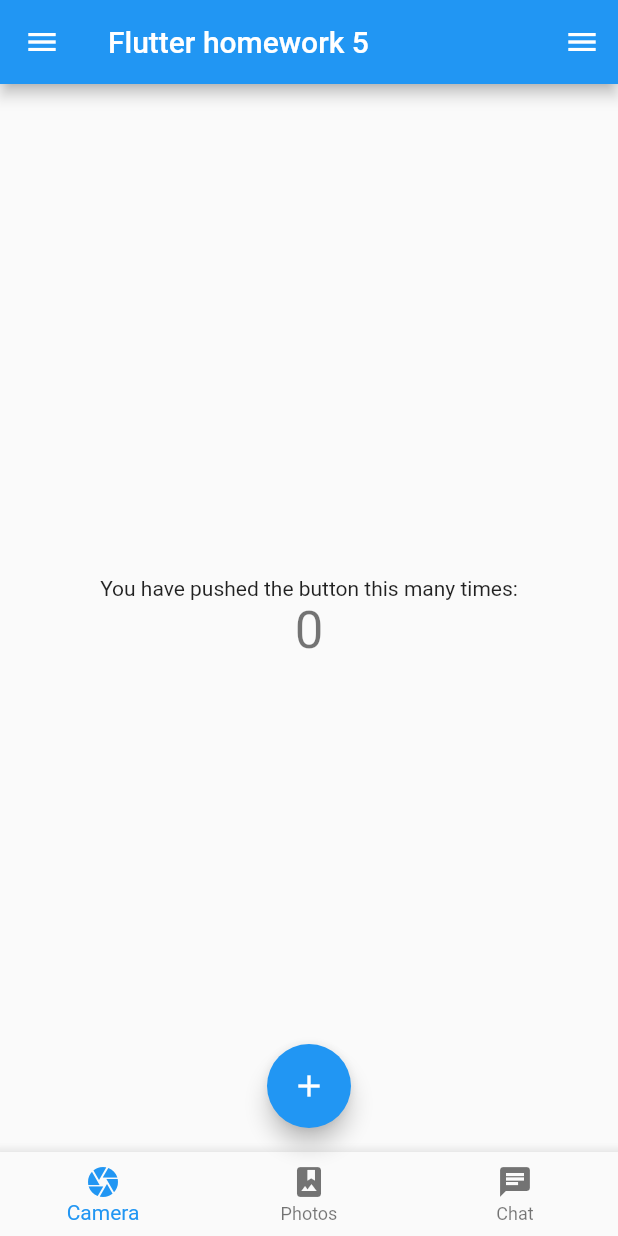
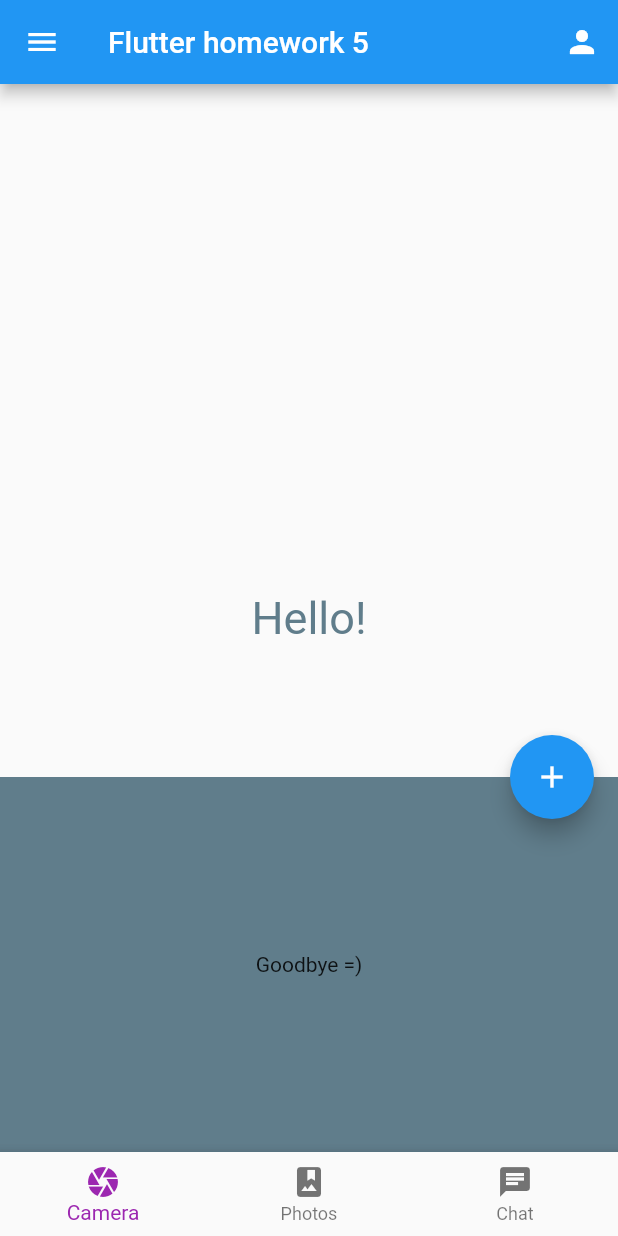
Before and after one commit to BreeZ27/Flutter_hw_5, a Flutter app: the screen it shows after launch, on a phone screen of 412 x 824 dp. Run offline on Flutter 3.47's test engine with Material 2 defaults, Android fonts, the light colour scheme and no system bars.

Commit message:
Update main.dart

```diff
--- a/flutter_hw_5/lib/main.dart
+++ b/flutter_hw_5/lib/main.dart
@@ -14,6 +14,20 @@ final List<TabItem> _tabBar = [
 
 void main() {
   runApp(MyApp());
+}
+
+class ScaffoldExample extends StatefulWidget {
+  ScaffoldExample(Key key) : super(key: key);
+
+  @override
+  _ScaffoldExampleState createState() => _ScaffoldExampleState();
+}
+
+class _ScaffoldExampleState extends State<ScaffoldExample> {
+  int tabIndex = 0;
+
+  final GlobalKey<ScaffoldExample> scaffoldKey = GlobalKey<ScaffoldExample>();
+  PersistentBottomSheetController _controller;
 }
 
 class MyApp extends StatelessWidget {
@@ -39,19 +53,14 @@ class MyHomePage extends StatefulWidget {
 }
 
 class _MyHomePageState extends State<MyHomePage> {
-  int _counter = 0;
-
-  void _incrementCounter() {
-    setState(() {
-      _counter++;
-    });
-  }
-
   @override
   Widget build(BuildContext context) {
     return Scaffold(
+      // key: scaffoldKey,
+
       appBar: AppBar(
         title: Text(widget.title),
+        actions: [IconButton(onPressed: () {}, icon: Icon(Icons.person))],
       ),
       drawer: Drawer(
         child: ListView(
@@ -81,40 +90,62 @@ class _MyHomePageState extends State<MyHomePage> {
         child: ListView(),
       ),
       body: Center(
-        child: Column(
-          mainAxisAlignment: MainAxisAlignment.center,
-          children: <Widget>[
-            Text(
-              'You have pushed the button this many times:',
-            ),
-            Text(
-              '$_counter',
-              style: Theme.of(context).textTheme.headline4,
-            ),
-          ],
+        child: Text(
+          'Hello!',
+          style: TextStyle(fontSize: 30, color: Colors.blueGrey),
         ),
       ),
-      floatingActionButtonLocation: FloatingActionButtonLocation.centerFloat,
+
+      // body: TabBarView(
+      //   controller: ,
+      //   children: [
+      //     Container(
+      //       color: Colors.black,
+      //       child: Text('Primite'),
+      //     ),
+      //     Container(
+      //       color: Colors.white,
+      //       child: Text('Moyo'),
+      //     ),
+      //     Container(
+      //       color: Colors.blue,
+      //       child: Text('DZ'),
+      //     )
+      //   ],
+      // ),
+
       floatingActionButton: FloatingActionButton(
-        onPressed: _incrementCounter,
-        tooltip: 'Increment',
+        onPressed: () {},
+        // tooltip: 'Increment',
         child: Icon(Icons.add),
       ),
       bottomNavigationBar: BottomAppBar(
         child: Container(
           child: BottomNavigationBar(
+              // onTap: (),
+              // currentIndex: ,
+              selectedItemColor: Colors.purple,
               items: _tabBar.map((e) {
-            return BottomNavigationBarItem(icon: e.icon, label: e.title);
-          }).toList()
-              // BottomNavigationBarItem(
-              //     icon: Icon(Icons.camera), label: 'Camera'),
-              // BottomNavigationBarItem(
-              //     icon: Icon(Icons.photo_album), label: 'Photos'),
-              // BottomNavigationBarItem(icon: Icon(Icons.chat), label: 'Chat')
-              // ],
-              ),
+                return BottomNavigationBarItem(icon: e.icon, label: e.title);
+              }).toList()),
         ),
+      ),
+
+      bottomSheet: BottomSheet(
+        builder: (context) => Container(
+          color: Colors.blueGrey,
+          height: 250,
+          child: Center(
+            child: Text('Goodbye =)'),
+          ),
+        ),
+        onClosing: () {},
+        backgroundColor: Colors.indigo,
       ),
     );
   }
+
+  void openDrawer() {
+    null;
+  }
 }
```
